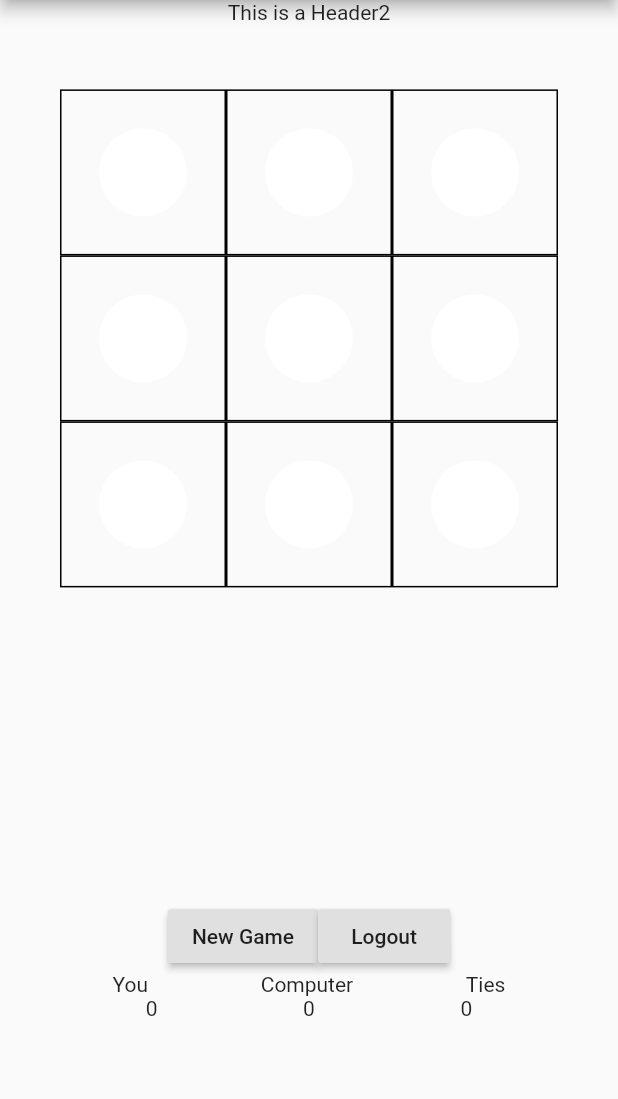
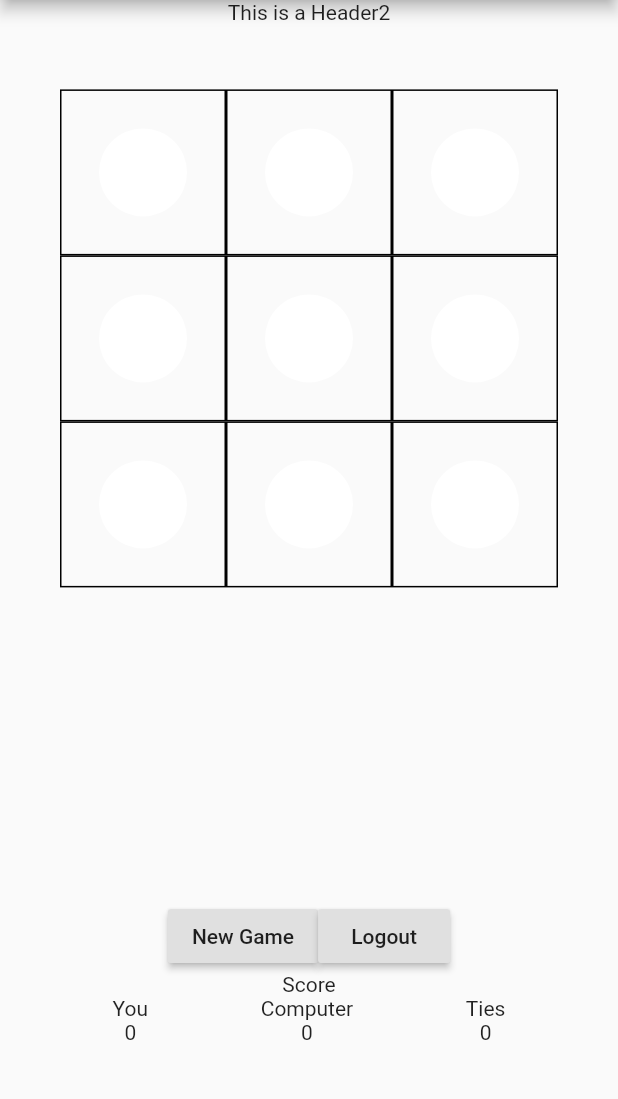
Before and after one commit to samuelzv/tic-tac-toe, a Flutter app: the GamePage screen opened directly, on a phone screen of 412 x 824 dp, the part 84-1183 px from its top. Run offline on Flutter 3.47's test engine with Material 2 defaults, Android fonts, the phone set to English and light mode, and no system bars; our stand-ins replace bloc, equatable, flutter_bloc; missing offline and left inert: angular, angular_bloc, angular_components, angular_forms, angular_router.

Commit message:
Styling score

```diff
--- a/flutter_app/lib/pages/game/widgets/score.dart
+++ b/flutter_app/lib/pages/game/widgets/score.dart
@@ -4,6 +4,15 @@ import 'package:common/common.dart';
 
 class Score extends StatelessWidget {
   const Score();
+
+  Widget _getScoreItem(String label, int value) {
+    return Column(
+      children: [
+        Text(label),
+        Text(value.toString()),
+      ]
+    );
+  }
 
   @override
   Widget build(BuildContext context) {
@@ -14,22 +23,15 @@ class Score extends StatelessWidget {
           height: 120.0,
           child: Column(
             children: [
+              Text('Score'),
               Row(
                 mainAxisAlignment: MainAxisAlignment.spaceEvenly,
                 children: [
-                  Text('You'),
-                  Text('Computer'),
-                  Text('Ties')
+                  _getScoreItem('You', state.score.human),
+                  _getScoreItem('Computer', state.score.computer),
+                  _getScoreItem('Ties', state.score.tied),
                 ],
               ),
-              Row(
-                mainAxisAlignment: MainAxisAlignment.spaceEvenly,
-                children: [
-                  Text(state.score.human.toString()),
-                  Text(state.score.computer.toString()),
-                  Text(state.score.tied.toString())
-                ],
-              )
             ],
           )
         );
```
